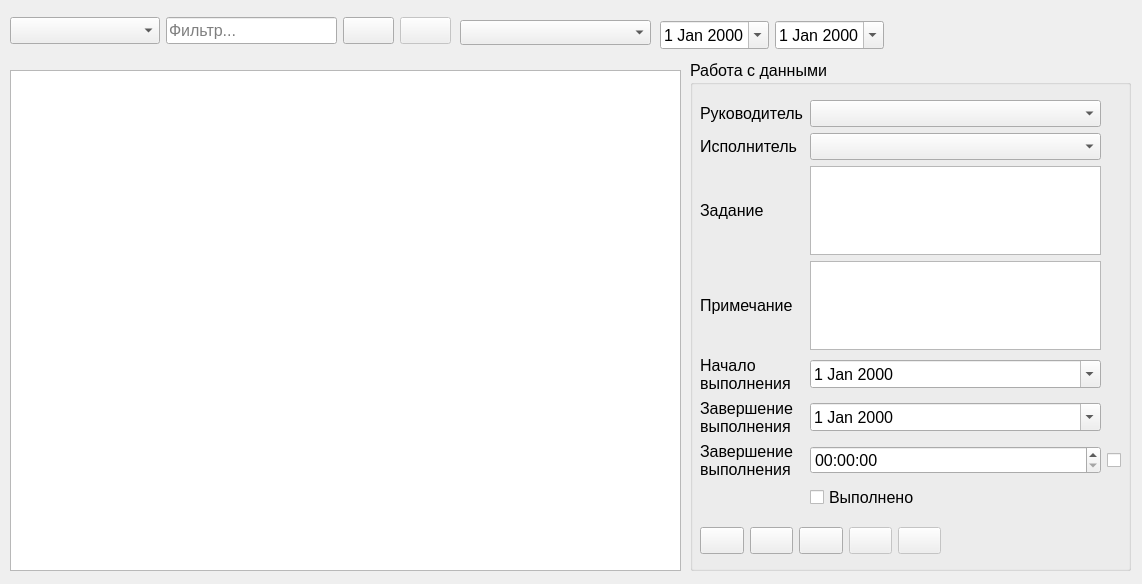
Before: the Qt Designer form ui/journal.ui in alex-klev/Task_Log_WinForm, drawn with Qt 5.
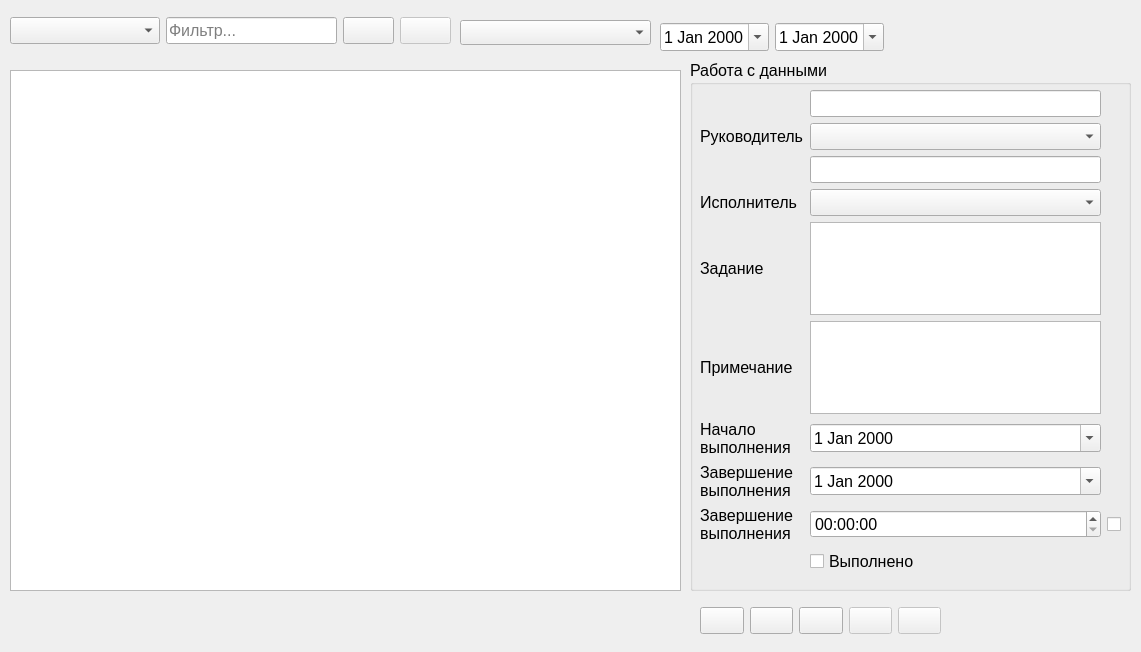
After: the same form once the commit is applied. Icons and pictures are not drawn.

The edit to the form file:
```diff
--- a/ui/journal.ui
+++ b/ui/journal.ui
@@ -6,8 +6,8 @@
    <rect>
     <x>0</x>
     <y>0</y>
-    <width>1142</width>
-    <height>584</height>
+    <width>1141</width>
+    <height>652</height>
    </rect>
   </property>
   <property name="font">
@@ -25,7 +25,7 @@
       <x>10</x>
       <y>70</y>
       <width>671</width>
-      <height>501</height>
+      <height>521</height>
      </rect>
     </property>
     <property name="alternatingRowColors">
@@ -113,15 +113,24 @@
      </item>
     </layout>
    </widget>
-   <widget class="QGroupBox" name="groupBox">
+   <widget class="QGroupBox" name="groupBoxElements">
+    <property name="enabled">
+     <bool>true</bool>
+    </property>
     <property name="geometry">
      <rect>
       <x>690</x>
       <y>60</y>
       <width>441</width>
-      <height>511</height>
+      <height>531</height>
      </rect>
     </property>
+    <property name="minimumSize">
+     <size>
+      <width>0</width>
+      <height>0</height>
+     </size>
+    </property>
     <property name="title">
      <string>Работа с данными</string>
     </property>
@@ -129,26 +138,52 @@
      <property name="geometry">
       <rect>
        <x>10</x>
-       <y>40</y>
+       <y>30</y>
        <width>421</width>
-       <height>410</height>
+       <height>484</height>
       </rect>
      </property>
      <layout class="QGridLayout" name="gridLayout_2">
-      <item row="0" column="1">
-       <widget class="QComboBox" name="comboBoxBoss"/>
-      </item>
-      <item row="1" column="1">
-       <widget class="QComboBox" name="comboBoxEmploye"/>
-      </item>
       <item row="3" column="0">
-       <widget class="QLabel" name="label_4">
+       <widget class="QLabel" name="label_2">
         <property name="text">
-         <string>Примечание</string>
+         <string>Исполнитель</string>
         </property>
        </widget>
       </item>
-      <item row="7" column="1">
+      <item row="4" column="1">
+       <widget class="QPlainTextEdit" name="plainTextEditTask"/>
+      </item>
+      <item row="5" column="1">
+       <widget class="QPlainTextEdit" name="plainTextEditNote"/>
+      </item>
+      <item row="7" column="0">
+       <widget class="QLabel" name="label_6">
+        <property name="text">
+         <string>Завершение
+выполнения</string>
+        </property>
+       </widget>
+      </item>
+      <item row="8" column="1">
+       <widget class="QTimeEdit" name="timeEdit">
+        <property name="calendarPopup">
+         <bool>false</bool>
+        </property>
+       </widget>
+      </item>
+      <item row="0" column="1">
+       <widget class="QLineEdit" name="lineEditFindBossFio"/>
+      </item>
+      <item row="8" column="0">
+       <widget class="QLabel" name="label_7">
+        <property name="text">
+         <string>Завершение
+выполнения</string>
+        </property>
+       </widget>
+      </item>
+      <item row="9" column="1">
        <widget class="QCheckBox" name="checkBox">
         <property name="text">
          <string>Выполнено</string>
@@ -156,14 +191,6 @@
        </widget>
       </item>
       <item row="6" column="0">
-       <widget class="QLabel" name="label_7">
-        <property name="text">
-         <string>Завершение
-выполнения</string>
-        </property>
-       </widget>
-      </item>
-      <item row="4" column="0">
        <widget class="QLabel" name="label_5">
         <property name="text">
          <string>Начало
@@ -171,63 +198,51 @@
         </property>
        </widget>
       </item>
-      <item row="4" column="1">
-       <widget class="QDateEdit" name="dateEditStart">
-        <property name="calendarPopup">
-         <bool>true</bool>
-        </property>
-       </widget>
-      </item>
-      <item row="2" column="1">
-       <widget class="QPlainTextEdit" name="plainTextEditTask"/>
-      </item>
-      <item row="2" column="0">
+      <item row="4" column="0">
        <widget class="QLabel" name="label_3">
         <property name="text">
          <string>Задание</string>
         </property>
        </widget>
       </item>
-      <item row="3" column="1">
-       <widget class="QPlainTextEdit" name="plainTextEditNote"/>
-      </item>
-      <item row="0" column="0">
+      <item row="1" column="0">
        <widget class="QLabel" name="label">
         <property name="text">
          <string>Руководитель</string>
         </property>
        </widget>
       </item>
-      <item row="6" column="1">
-       <widget class="QTimeEdit" name="timeEdit">
-        <property name="calendarPopup">
-         <bool>false</bool>
-        </property>
-       </widget>
-      </item>
-      <item row="5" column="1">
-       <widget class="QDateEdit" name="dateEditEnd">
-        <property name="calendarPopup">
-         <bool>true</bool>
-        </property>
-       </widget>
-      </item>
-      <item row="1" column="0">
-       <widget class="QLabel" name="label_2">
-        <property name="text">
-         <string>Исполнитель</string>
-        </property>
-       </widget>
-      </item>
       <item row="5" column="0">
-       <widget class="QLabel" name="label_6">
+       <widget class="QLabel" name="label_4">
         <property name="text">
-         <string>Завершение
-выполнения</string>
+         <string>Примечание</string>
         </property>
        </widget>
       </item>
-      <item row="6" column="2">
+      <item row="2" column="1">
+       <widget class="QLineEdit" name="lineEditFindEmployeFio"/>
+      </item>
+      <item row="7" column="1">
+       <widget class="QDateEdit" name="dateEditEnd">
+        <property name="calendarPopup">
+         <bool>true</bool>
+        </property>
+       </widget>
+      </item>
+      <item row="3" column="1">
+       <widget class="QComboBox" name="comboBoxEmploye"/>
+      </item>
+      <item row="6" column="1">
+       <widget class="QDateEdit" name="dateEditStart">
+        <property name="calendarPopup">
+         <bool>true</bool>
+        </property>
+       </widget>
+      </item>
+      <item row="1" column="1">
+       <widget class="QComboBox" name="comboBoxBoss"/>
+      </item>
+      <item row="8" column="2">
        <widget class="QCheckBox" name="checkBox_2">
         <property name="text">
          <string/>
@@ -236,11 +251,48 @@
       </item>
      </layout>
     </widget>
+   </widget>
+   <widget class="QComboBox" name="comboBoxSort">
+    <property name="geometry">
+     <rect>
+      <x>460</x>
+      <y>20</y>
+      <width>191</width>
+      <height>25</height>
+     </rect>
+    </property>
+   </widget>
+   <widget class="QWidget" name="gridLayoutWidget_3">
+    <property name="geometry">
+     <rect>
+      <x>660</x>
+      <y>20</y>
+      <width>224</width>
+      <height>34</height>
+     </rect>
+    </property>
+    <layout class="QGridLayout" name="gridLayout_3">
+     <item row="0" column="0">
+      <widget class="QDateEdit" name="dateEditFrom">
+       <property name="calendarPopup">
+        <bool>true</bool>
+       </property>
+      </widget>
+     </item>
+     <item row="0" column="1">
+      <widget class="QDateEdit" name="dateEditTo">
+       <property name="calendarPopup">
+        <bool>true</bool>
+       </property>
+      </widget>
+     </item>
+    </layout>
+   </widget>
     <widget class="QWidget" name="gridLayoutWidget_4">
      <property name="geometry">
       <rect>
-       <x>10</x>
-       <y>460</y>
+      <x>700</x>
+      <y>600</y>
        <width>241</width>
        <height>41</height>
       </rect>
@@ -349,43 +401,6 @@
           <width>24</width>
           <height>24</height>
          </size>
-        </property>
-       </widget>
-      </item>
-     </layout>
-    </widget>
-   </widget>
-   <widget class="QComboBox" name="comboBoxSort">
-    <property name="geometry">
-     <rect>
-      <x>460</x>
-      <y>20</y>
-      <width>191</width>
-      <height>25</height>
-     </rect>
-    </property>
-   </widget>
-   <widget class="QWidget" name="gridLayoutWidget_3">
-    <property name="geometry">
-     <rect>
-      <x>660</x>
-      <y>20</y>
-      <width>224</width>
-      <height>31</height>
-     </rect>
-    </property>
-    <layout class="QGridLayout" name="gridLayout_3">
-     <item row="0" column="0">
-      <widget class="QDateEdit" name="dateEditFrom">
-       <property name="calendarPopup">
-        <bool>true</bool>
-       </property>
-      </widget>
-     </item>
-     <item row="0" column="1">
-      <widget class="QDateEdit" name="dateEditTo">
-       <property name="calendarPopup">
-        <bool>true</bool>
        </property>
       </widget>
      </item>
```
Lines whose indentation alone changed are shown as unchanged.
